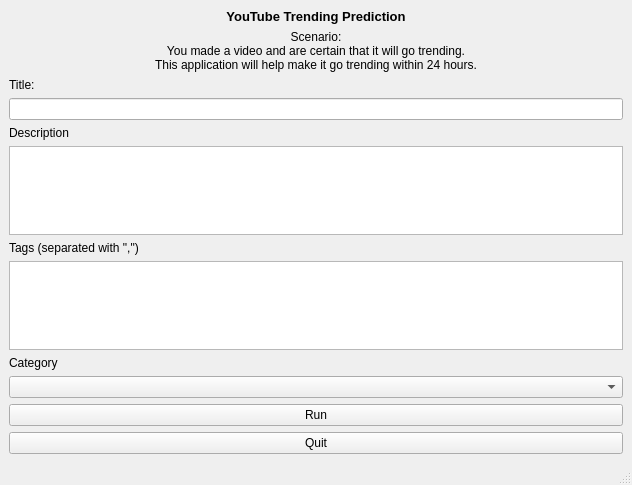
The window that yt.ui (Chrisae9/youtube-trending-prediction) describes before a commit, drawn with Qt 5.
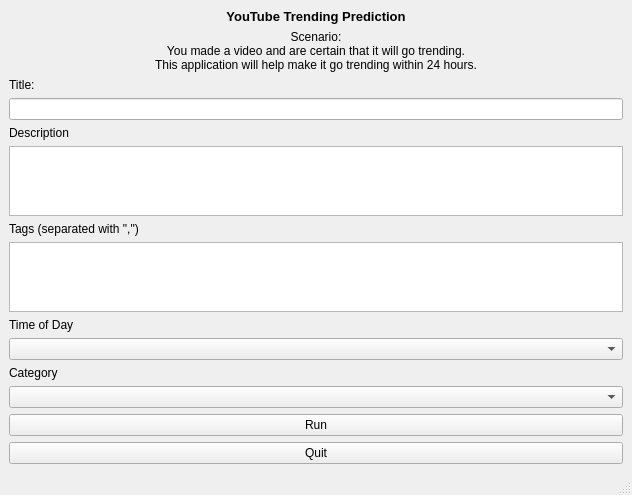
The same window after the commit.

Diff of the .ui file:
```diff
--- a/yt.ui
+++ b/yt.ui
@@ -69,6 +69,16 @@
     <item>
      <widget class="QPlainTextEdit" name="tags_input"/>
     </item>
+    <item>
+     <widget class="QLabel" name="tod_label">
+      <property name="text">
+       <string>Time of Day</string>
+      </property>
+     </widget>
+    </item>
+    <item>
+     <widget class="QComboBox" name="time_combo"/>
+    </item>
     <item>
      <widget class="QLabel" name="cate_label">
       <property name="text">
```
